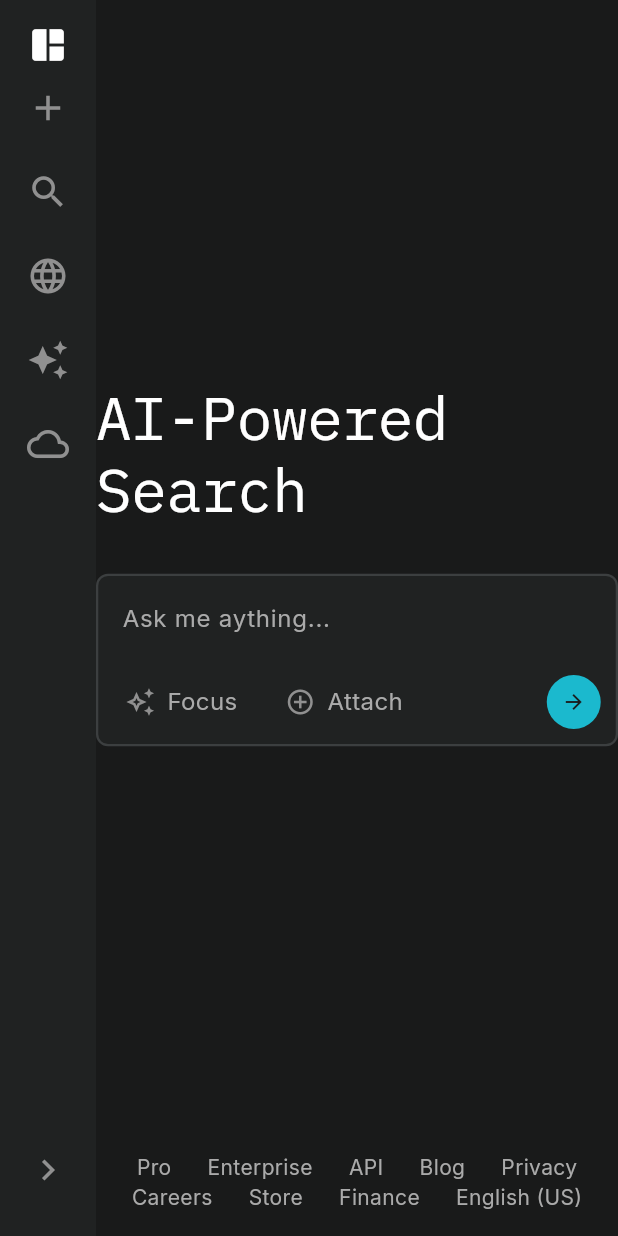
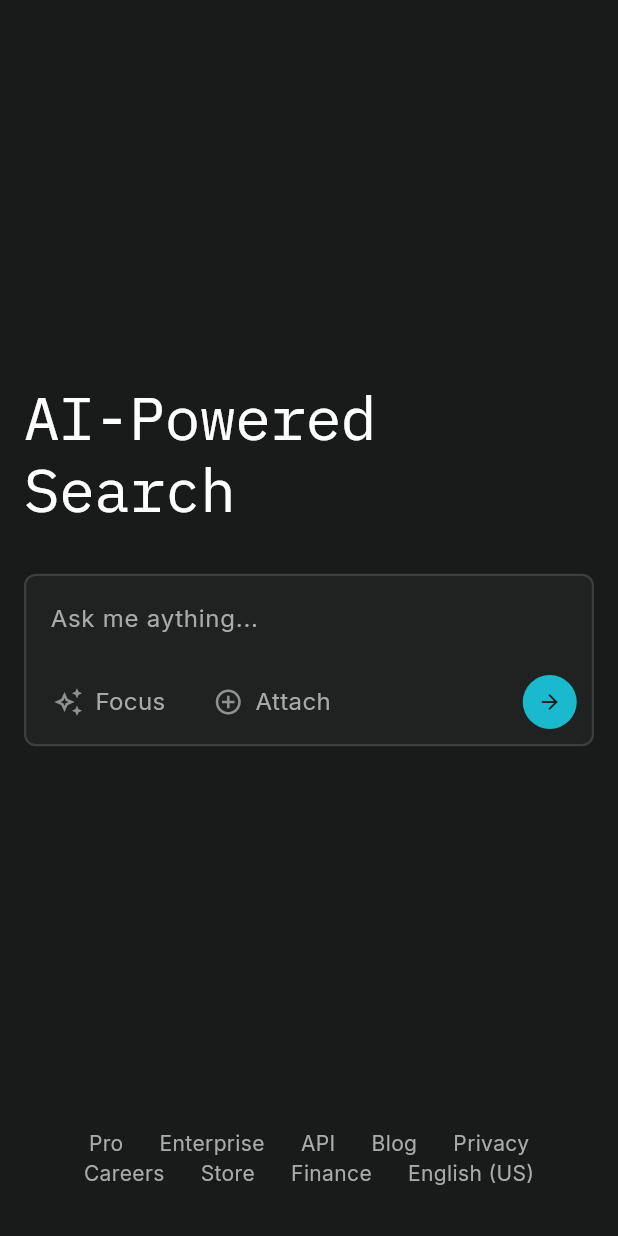
Before and after one commit to thq5601/perplexity_clone, a Flutter app: the screen it shows after launch, on a phone screen of 412 x 824 dp. Run offline on Flutter 3.47's test engine with Material 3 defaults, Android fonts, the phone set to English and light mode, and no system bars; our stand-ins replace flutter_markdown, google_fonts, skeletonizer; missing offline and left inert: web_socket_client.

Commit message:
Refactor UI components for web compatibility, update NDK version, and enhance loading effects in answer and source sections

```diff
--- a/lib/presentation/pages/home_page.dart
+++ b/lib/presentation/pages/home_page.dart
@@ -1,3 +1,4 @@
+import 'package:flutter/foundation.dart';
 import 'package:flutter/material.dart';
 import 'package:perflexity/presentation/widgets/footer/footer_section.dart';
 import 'package:perflexity/presentation/widgets/search/search_section.dart';
@@ -12,7 +13,6 @@ class HomePage extends StatefulWidget {
 }
 
 class _HomePageState extends State<HomePage> {
-
   @override
   void initState() {
     super.initState();
@@ -25,14 +25,17 @@ class _HomePageState extends State<HomePage> {
       body: Row(
         children: [
           // Left Side Navigation Bar
-          const SideBarSection(),
+          kIsWeb ? SideBarSection() : SizedBox(),
           Expanded(
-            child: Column(
-              children: [
-                const Expanded(child: SearchSection()),
+            child: Padding(
+              padding: !kIsWeb ? EdgeInsets.all(16.0) : EdgeInsets.zero,
+              child: Column(
+                children: [
+                  const Expanded(child: SearchSection()),
 
-                const FooterSection(),
-              ],
+                  const FooterSection(),
+                ],
+              ),
             ),
           ),
         ],
--- a/lib/presentation/widgets/source/sources_section.dart
+++ b/lib/presentation/widgets/source/sources_section.dart
@@ -54,6 +54,11 @@ class _SourcesSectionState extends State<SourcesSection> {
         ),
         const SizedBox(height: 16),
         Skeletonizer(
+          effect: ShimmerEffect(
+            baseColor: Colors.grey[300]!,
+            highlightColor: Colors.grey[100]!,
+            duration: Duration(seconds: 1),
+          ),
           enabled: isLoading,
           child: Wrap(
             spacing: 16,
```
Also changed, not shown: lib/presentation/pages/chat_page.dart (+7 -3 lines), lib/presentation/widgets/answer/answer_section.dart (+6 -1 lines), lib/presentation/widgets/search/search_button.dart (deleted, +0 -28 lines), 1 other file.
